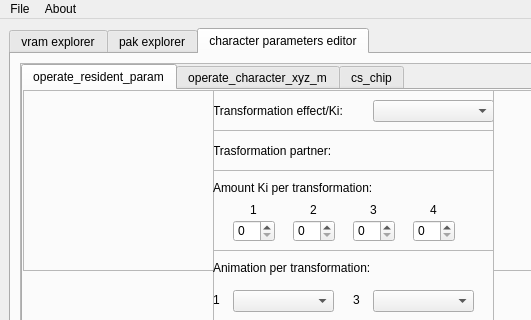
This is lib/design/Raging_tools.ui in adsl14/Raging-tools as Qt 5 draws it before an edit; both pictures show x 0 to 531 and y 0 to 320 of the 979 by 853 pixel window. The edited form follows.
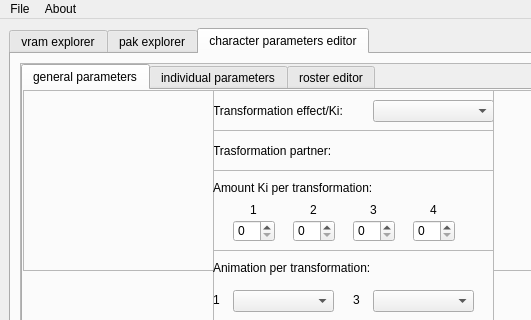
This is the edited form. The open tabs and pages were chosen to show the change. Icons and pictures are not drawn.

Commit message: Changed tab names for character parameters editor

```diff
--- a/lib/design/Raging_tools.ui
+++ b/lib/design/Raging_tools.ui
@@ -397,7 +397,7 @@
               <bool>true</bool>
              </property>
              <attribute name="title">
-              <string>operate_resident_param</string>
+              <string>general parameters</string>
              </attribute>
              <widget class="QFrame" name="transPartner">
               <property name="geometry">
@@ -3452,7 +3452,7 @@
             </widget>
             <widget class="QWidget" name="operate_character_xyz_m_frame">
              <attribute name="title">
-              <string>operate_character_xyz_m</string>
+              <string>individual parameters</string>
              </attribute>
              <widget class="QFrame" name="ki_values">
               <property name="geometry">
@@ -5332,7 +5332,7 @@
             </widget>
             <widget class="QWidget" name="cs_chip">
              <attribute name="title">
-              <string>cs_chip</string>
+              <string>roster editor</string>
              </attribute>
              <widget class="QLabel" name="portrait_2">
               <property name="geometry">
```
The commit also changes 1 other file.
